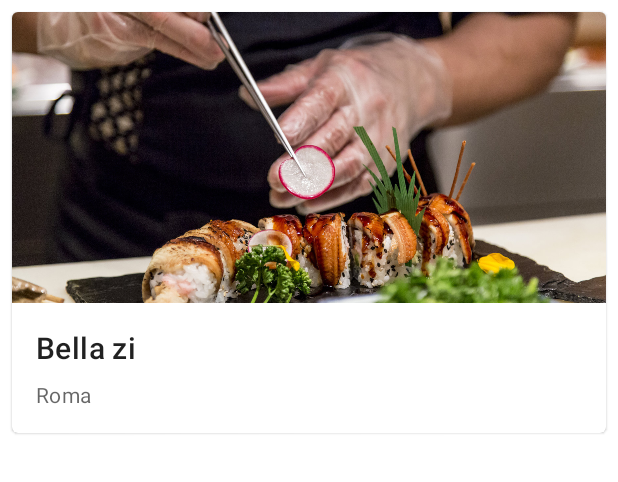
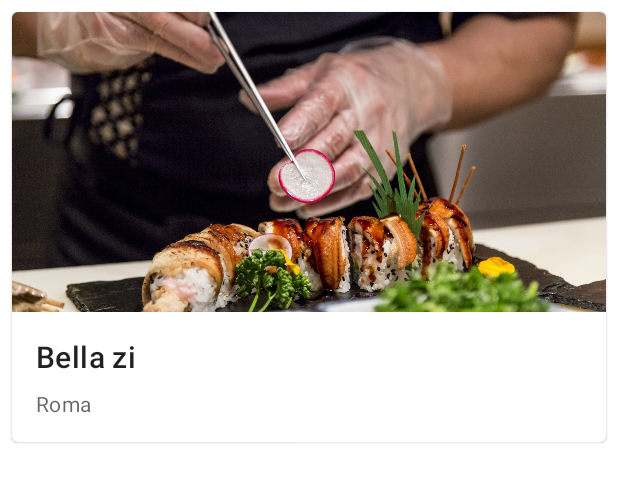
Before and after one commit to ThetaRangers/ThetaProvaCarte, an Android app: the layout event.xml on its own in the app's theme, with its tools: preview values and no code run, on a phone screen of 412 x 824 dp. Shown: the top 482 px of the screen. Run offline under Robolectric (Android 15) with nearby library versions, the phone set to English and light mode, and no system bars.

Commit message:
Guideline use

```diff
--- a/app/src/main/res/layout/element.xml
+++ b/app/src/main/res/layout/element.xml
@@ -22,9 +22,10 @@
             <ImageView
                 android:id="@+id/ivPower"
                 android:layout_width="match_parent"
-                android:layout_height="200dp"
+                android:layout_height="0dp"
                 android:contentDescription="Descrizione Contenuto"
                 android:scaleType="centerCrop"
+                app:layout_constraintBottom_toTopOf="@+id/guideline2"
                 app:layout_constraintEnd_toEndOf="parent"
                 app:layout_constraintStart_toStartOf="parent"
                 app:layout_constraintTop_toTopOf="parent"
@@ -134,6 +135,13 @@
 
             </androidx.constraintlayout.widget.ConstraintLayout>
 
+            <androidx.constraintlayout.widget.Guideline
+                android:id="@+id/guideline2"
+                android:layout_width="wrap_content"
+                android:layout_height="wrap_content"
+                android:orientation="horizontal"
+                app:layout_constraintGuide_begin="200dp" />
+
         </androidx.constraintlayout.widget.ConstraintLayout>
 
     </com.google.android.material.card.MaterialCardView>
--- a/app/src/main/res/layout/event.xml
+++ b/app/src/main/res/layout/event.xml
@@ -19,25 +19,18 @@
         android:clickable="true"
         android:focusable="true">
 
-        <LinearLayout
+        <androidx.constraintlayout.widget.ConstraintLayout
             android:layout_width="match_parent"
-            android:layout_height="wrap_content"
-            android:orientation="vertical">
-
-            <!-- Media -->
-            <ImageView
-                android:id="@+id/ivPreview"
-                android:layout_width="match_parent"
-                android:layout_height="194dp"
-                android:scaleType="centerCrop"
-                android:transitionName="imageExpansion"
-                app:srcCompat="@drawable/sushisen" />
+            android:layout_height="match_parent">
 
             <LinearLayout
                 android:layout_width="match_parent"
                 android:layout_height="wrap_content"
                 android:orientation="vertical"
-                android:padding="16dp">
+                android:padding="16dp"
+                app:layout_constraintEnd_toEndOf="parent"
+                app:layout_constraintStart_toStartOf="parent"
+                app:layout_constraintTop_toBottomOf="@+id/ivPreview">
 
                 <!-- Title, secondary and supporting text -->
                 <TextView
@@ -60,9 +53,26 @@
 
             </LinearLayout>
 
-            <!-- Buttons -->
+            <ImageView
+                android:id="@+id/ivPreview"
+                android:layout_width="match_parent"
+                android:layout_height="0dp"
+                android:scaleType="centerCrop"
+                android:transitionName="imageExpansion"
+                app:layout_constraintBottom_toTopOf="@+id/guideline4"
+                app:layout_constraintEnd_toEndOf="parent"
+                app:layout_constraintStart_toStartOf="parent"
+                app:layout_constraintTop_toTopOf="parent"
+                app:srcCompat="@drawable/sushisen" />
 
-        </LinearLayout>
+            <androidx.constraintlayout.widget.Guideline
+                android:id="@+id/guideline4"
+                android:layout_width="wrap_content"
+                android:layout_height="wrap_content"
+                android:orientation="horizontal"
+                app:layout_constraintGuide_begin="200dp" />
+
+        </androidx.constraintlayout.widget.ConstraintLayout>
 
     </com.google.android.material.card.MaterialCardView>
 </androidx.constraintlayout.widget.ConstraintLayout>
```
